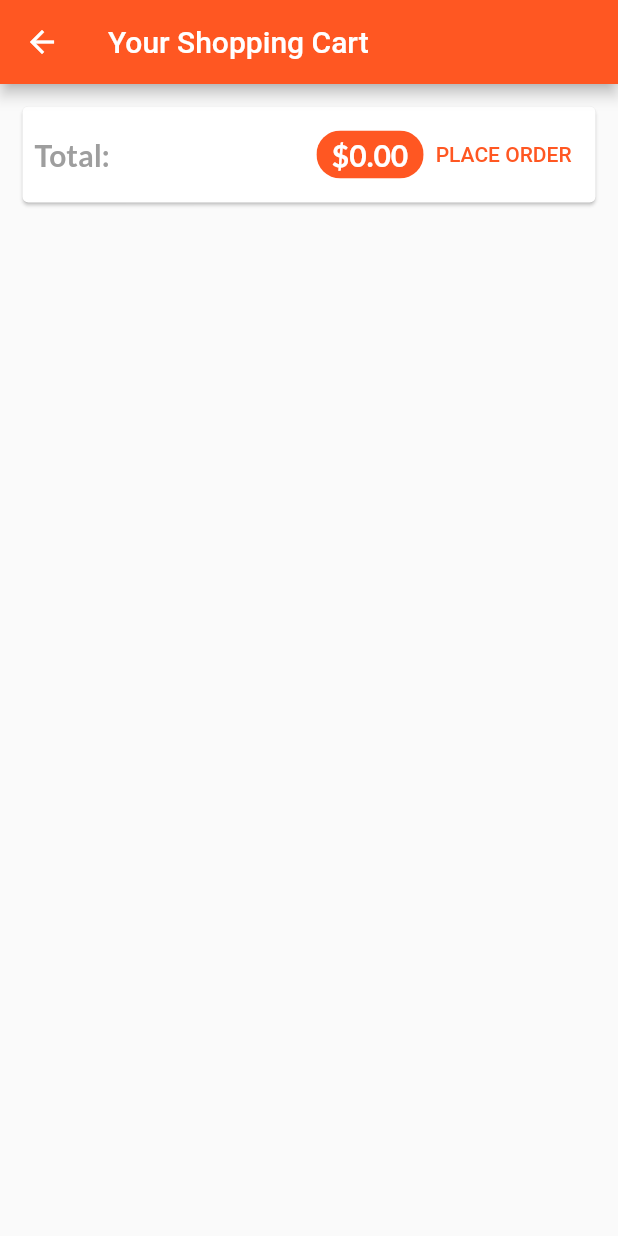
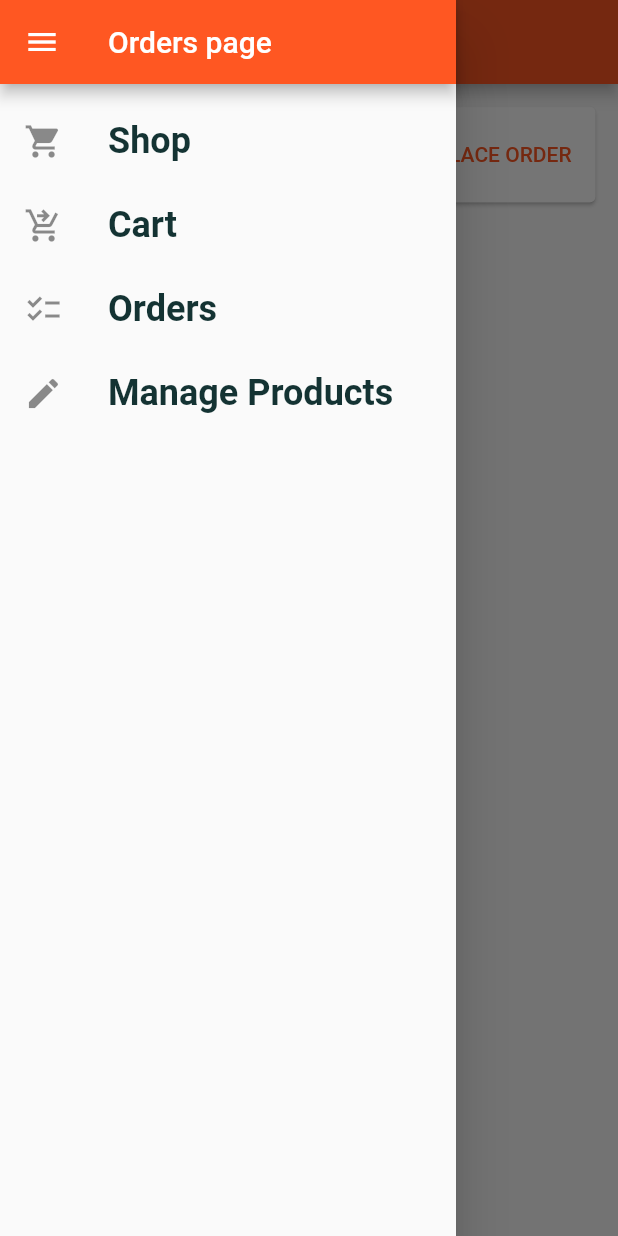
Before and after one commit to philippe-heitzmann/shop_app, a Flutter app: the CartScreen screen opened by its route, with the side drawer open (before the commit the screen has no drawer), on a phone screen of 412 x 824 dp. Run offline on Flutter 3.47's test engine with Material 2 defaults, Android fonts, the phone set to English and light mode, and no system bars; network calls fail; Roboto replaces fonts that are missing (RobotoCondensed).

Commit message:
updated order screen

```diff
--- a/lib/screens/cart_screen.dart
+++ b/lib/screens/cart_screen.dart
@@ -2,25 +2,33 @@ import 'package:provider/provider.dart';
 
 import 'package:flutter/material.dart';
 import 'package:shop_app/providers/cart.dart';
+import 'package:shop_app/widgets/app_drawer.dart';
 import '../widgets/cart_card.dart';
 import '../providers/orders.dart';
+import '../screens/orders_screen.dart';
 
 class CartScreen extends StatelessWidget {
   static const routeName = '/cart-screen';
 
   const CartScreen({Key? key}) : super(key: key);
 
+  Future selectOrders(BuildContext ctx) {
+    return Navigator.of(ctx).pushNamed(OrdersScreen.routeName);
+  }
+
   @override
   Widget build(BuildContext context) {
     final cart = Provider.of<Cart>(context);
+    final orders = Provider.of<Orders>(context);
     return Scaffold(
       appBar: AppBar(title: Text('Your Shopping Cart')),
+      drawer: MainDrawer(),
       body: Column(
         children: [
           Card(
-            margin: EdgeInsets.all(15),
+            margin: const EdgeInsets.all(15),
             child: Padding(
-              padding: EdgeInsets.all(8),
+              padding: const EdgeInsets.all(8),
               child: Row(
                 mainAxisAlignment: MainAxisAlignment.spaceBetween,
                 children: [
@@ -42,6 +50,7 @@ class CartScreen extends StatelessWidget {
                       Provider.of<Orders>(context, listen: false).addOrder(
                           cart.items.values.toList(), cart.totalAmount);
                       cart.clearCart();
+                      selectOrders(context);
                     },
                     child: Text('PLACE ORDER'),
                   )
--- /dev/null
+++ b/lib/screens/orders_screen.dart
@@ -0,0 +1,32 @@
+import 'package:flutter/material.dart';
+import 'package:provider/provider.dart';
+
+import '../providers/orders.dart';
+import '../widgets/order_card.dart';
+import '../widgets/app_drawer.dart';
+
+class OrdersScreen extends StatelessWidget {
+  static const routeName = '/orders-screen';
+
+  const OrdersScreen({Key? key}) : super(key: key);
+
+  @override
+  Widget build(BuildContext context) {
+    final orderData = Provider.of<Orders>(context);
+
+    return Scaffold(
+        appBar: AppBar(
+          title: Text('Your orders'),
+        ),
+        drawer: const MainDrawer(),
+        body: ListView.builder(
+          itemCount: orderData.orders.length,
+          itemBuilder: (context, index) {
+            return OrderCard(
+              order: orderData.orders[index],
+            );
+          },
+        ) //Container(child: Text('Your orders')),
+        );
+  }
+}
--- a/lib/screens/products_overview_screen.dart
+++ b/lib/screens/products_overview_screen.dart
@@ -5,6 +5,7 @@ import 'package:shop_app/widgets/product_item.dart';
 import '../widgets/products_grid.dart';
 import '../widgets/badge.dart';
 import '../providers/cart.dart';
+import '../widgets/app_drawer.dart';
 
 enum FilterOptions {
   Favorites,
@@ -64,6 +65,7 @@ class _ProductsOverviewScreenState extends State<ProductsOverviewScreen> {
           )
         ],
       ),
+      drawer: MainDrawer(),
       body: ProductsGrid(showFavorites: _showOnlyFavorites),
     );
   }
--- /dev/null
+++ b/lib/widgets/app_drawer.dart
@@ -0,0 +1,53 @@
+import 'package:flutter/material.dart';
+import 'package:shop_app/screens/user_products_screen.dart';
+
+import '../screens/orders_screen.dart';
+import '../screens/cart_screen.dart';
+
+class MainDrawer extends StatelessWidget {
+  const MainDrawer({Key? key}) : super(key: key);
+
+  // void tapHandler() {}
+
+  Widget builderListTile(IconData icon, String text, VoidCallback tapHandler) {
+    return ListTile(
+      leading: Icon(
+        icon,
+        size: 26,
+      ),
+      title: Text(
+        text,
+        style: TextStyle(fontFamily: 'RobotoCondensed', fontSize: 24),
+      ),
+      onTap: tapHandler,
+    );
+  }
+
+  @override
+  Widget build(BuildContext context) {
+    return Drawer(
+        child: Column(
+      children: [
+        AppBar(
+          title: Text('Orders page'),
+        ),
+        const SizedBox(
+          height: 10,
+        ),
+        builderListTile(Icons.shopping_cart, 'Shop', () {
+          Navigator.of(context).pushReplacementNamed('/');
+        }),
+        builderListTile(Icons.shopping_cart_checkout, 'Cart', () {
+          Navigator.of(context).pushReplacementNamed(CartScreen.routeName);
+        }),
+        builderListTile(Icons.checklist_outlined, 'Orders', () {
+          Navigator.of(context).pushReplacementNamed(OrdersScreen.routeName);
+        }),
+        builderListTile(Icons.edit, 'Manage Products', () {
+          Navigator.of(context)
+              .pushReplacementNamed(UserProductsScreen.routeName);
+        }),
+      ],
+    ));
+  }
+}
--- a/pubspec.yaml
+++ b/pubspec.yaml
@@ -30,6 +30,7 @@ dependencies:
   flutter:
     sdk: flutter
   provider: ^6.0.3
+  intl: ^0.17.0
 
 
   # The following adds the Cupertino Icons font to your application.
```
Also changed, not shown: lib/main.dart (+7 -0 lines), lib/providers/cart.dart (+18 -0 lines), lib/screens/edit_product_screen.dart (added, +89 -0 lines), lib/screens/user_products_screen.dart (added, +49 -0 lines), lib/widgets/cart_card.dart (+34 -5 lines), lib/widgets/order_card.dart (added, +74 -0 lines), lib/widgets/product_item.dart (+14 -2 lines), lib/widgets/user_product_item.dart (added, +34 -0 lines), pubspec.lock.
